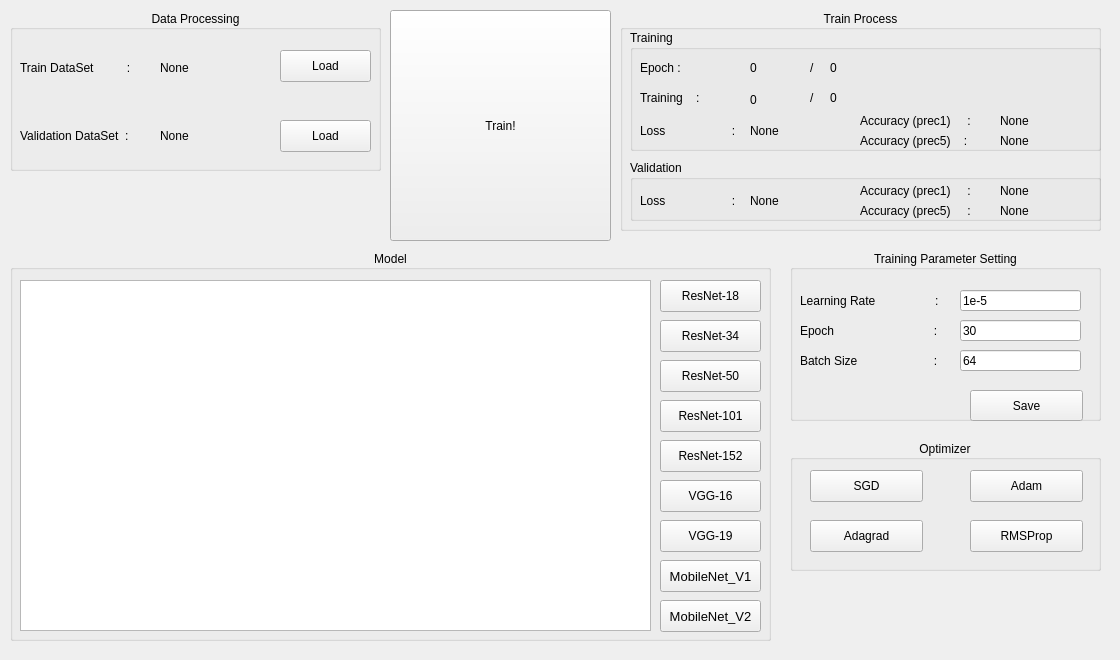
First picture: the form in mainwindow.ui, repository slayellow/ImageRecognitionGUI_Pytorch, before the edit.
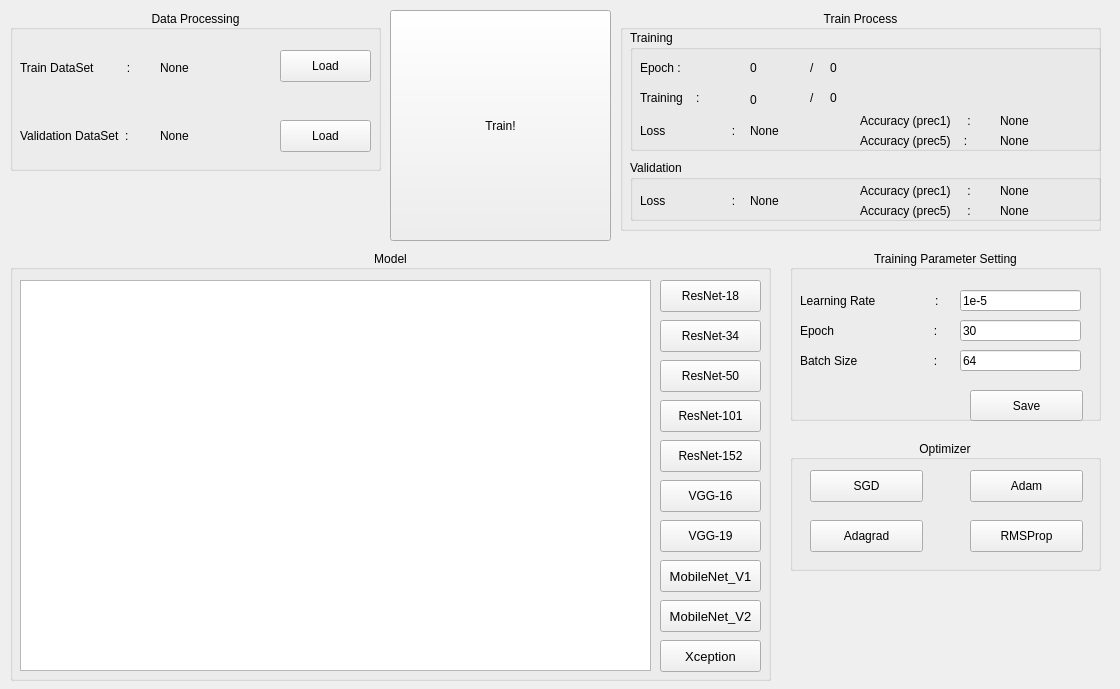
Second picture: the form after the edit.

```diff
--- a/mainwindow.ui
+++ b/mainwindow.ui
@@ -7,7 +7,7 @@
     <x>0</x>
     <y>0</y>
     <width>1120</width>
-    <height>660</height>
+    <height>689</height>
    </rect>
   </property>
   <property name="windowTitle">
@@ -117,7 +117,7 @@
       <x>10</x>
       <y>250</y>
       <width>761</width>
-      <height>391</height>
+      <height>431</height>
      </rect>
     </property>
     <property name="autoFillBackground">
@@ -135,7 +135,7 @@
        <x>10</x>
        <y>30</y>
        <width>631</width>
-       <height>351</height>
+       <height>391</height>
       </rect>
      </property>
     </widget>
@@ -266,6 +266,24 @@
       <string>MobileNet_V2</string>
      </property>
     </widget>
+    <widget class="QPushButton" name="BTN_XCEPTION">
+     <property name="geometry">
+      <rect>
+       <x>650</x>
+       <y>390</y>
+       <width>101</width>
+       <height>32</height>
+      </rect>
+     </property>
+     <property name="font">
+      <font>
+       <pointsize>10</pointsize>
+      </font>
+     </property>
+     <property name="text">
+      <string>Xception</string>
+     </property>
+    </widget>
    </widget>
    <widget class="QGroupBox" name="GB_PROGRESS">
     <property name="geometry">
```
